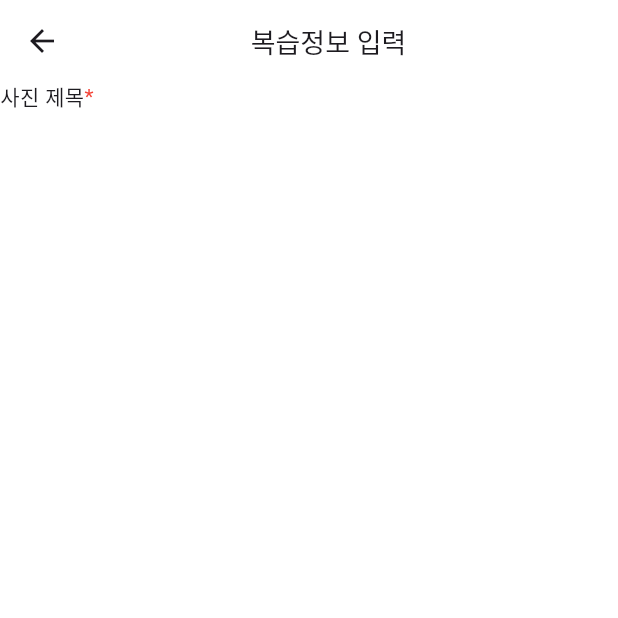
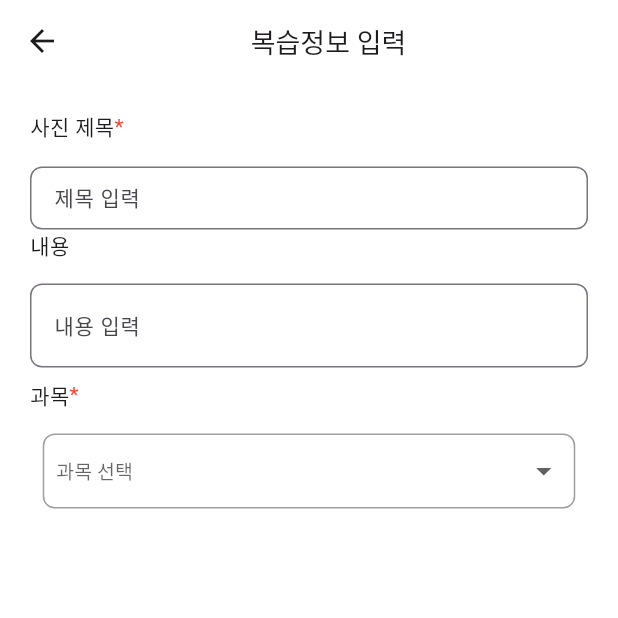
Before and after one commit to GOAT-WAAAM/WAAAM_FE, a Flutter app: the FirstPage screen opened directly, on a phone screen of 412 x 824 dp, the top half of it. Run offline on Flutter 3.47's test engine with Material 3 defaults, Android fonts, the phone set to English and light mode, and no system bars; our stand-ins replace flutter_dotenv, flutter_secure_storage, image_cropper, image_picker; missing offline and left inert: kakao_flutter_sdk_user; accounts and stored records are empty; network calls fail; Roboto replaces fonts that are missing (Pretendard).

Commit message:
복습정보 입력

```diff
--- a/lib/WriteContent/FirstPage.dart
+++ b/lib/WriteContent/FirstPage.dart
@@ -1,7 +1,14 @@
 import 'package:flutter/material.dart';
 
-class FirstPage extends StatelessWidget {
-  const FirstPage({super.key});
+class FirstPage extends StatefulWidget {
+  @override
+  State<FirstPage> createState() => _FirstPageState();
+}
+
+class _FirstPageState extends State<FirstPage> {
+  List<String> dropdownList = ['1', '2', '3'];
+
+  String selectedDropdown = '1';
 
   @override
   Widget build(BuildContext context) {
@@ -24,18 +31,118 @@ class FirstPage extends StatelessWidget {
         ),
       ),
       body:SingleChildScrollView(
+        child: Padding(
+          padding: const EdgeInsets.all(20.0),
           child: Column(
             children: [
               Row(
               children: [
                 Text('사진 제목',style: TextStyle(fontSize: 14,fontFamily: 'Pretendard'),),
                 Text('*',style: TextStyle(fontSize: 14,color: Colors.red,fontFamily: 'Pretendard'),),
-
               ],
+              ),
+              SizedBox(height: 16,),
+              Container(
+                child: Flexible(
+                  child: TextField(
+                      decoration: InputDecoration(
+                        border: OutlineInputBorder(borderRadius: BorderRadius.all(Radius.circular(8))),
+                        labelText: '제목 입력',
+                        labelStyle: TextStyle(
+                          fontSize: 14, // 원하는 글꼴 크기 설정
+                          fontFamily: 'Pretendard', // 원하는 글꼴 설정
+                        ),
                   )
+                              ,
+                )),
+                height: 42,
+              ),
+              Row(
+                children: [
+                  Text('내용',style: TextStyle(fontSize: 14,fontFamily: 'Pretendard'),),
                 ],
+              ),
+              SizedBox(height: 16,),
+              Container(
+                child: Flexible(
+                    child: TextField(
+                      decoration: InputDecoration(
+                        border: OutlineInputBorder(borderRadius: BorderRadius.all(Radius.circular(8))),
+                        labelText: '내용 입력',
+                        labelStyle: TextStyle(
+                          fontSize: 14, // 원하는 글꼴 크기 설정
+                          fontFamily: 'Pretendard', // 원하는 글꼴 설정
+                        ),
+                      )
+                      ,
+                    )),
+                height: 64,
+              ),
+              Row(
+                children: [
+                  Text('과목',style: TextStyle(fontSize: 14,fontFamily: 'Pretendard'),),
+                  Text('*',style: TextStyle(fontSize: 14,color: Colors.red,fontFamily: 'Pretendard'),),
+                ],
+              ),
+              SizedBox(height: 16,),
+              Container(
+                child: Column(
+                  crossAxisAlignment: CrossAxisAlignment.start, // 왼쪽 정렬
+                  children: [
+                    new DropdownButtonHideUnderline(
+                        child: Container(
+                            width: 355,
+                            height: 50,
+                            padding: EdgeInsets.all(8.0),
+                            // 내부 여백 추가
+                            decoration: BoxDecoration(
+                              borderRadius: BorderRadius.circular(8),
+                              border: Border.all(
+                                color: Colors.grey,
+                                width: 1.0,
+                              ),
+                            ),
+                            child: SchoolDropDown()))
+                  ],
+                ),
+              ),
+            ]
+          ),
         )
       ),
     );
   }
 }
+
+class SchoolDropDown extends StatefulWidget {
+  @override
+  _SchoolDropdownState createState() => _SchoolDropdownState();
+}
+
+class _SchoolDropdownState extends State<SchoolDropDown> {
+  final List<String> _schools = ["중학교", "고등학교", "대학교", "기타"];
+  String? _selectedSchool;
+
+  @override
+  Widget build(BuildContext context) {
+    return DropdownButton<String>(
+      style: TextStyle(
+        fontSize: 13,
+        color: Colors.black,
+      ),
+      hint: Text("과목 선택"),
+      value: _selectedSchool,
+      onChanged: (String? newVal) {
+        setState(() {
+          _selectedSchool = newVal;
+        });
+      },
+      items: _schools.map((String school) {
+        return DropdownMenuItem<String>(
+          value: school,
+          child: Text(school),
+        );
+      }).toList(),
+    );
+  }
+}
```
Lines whose indentation alone changed are shown as unchanged.
